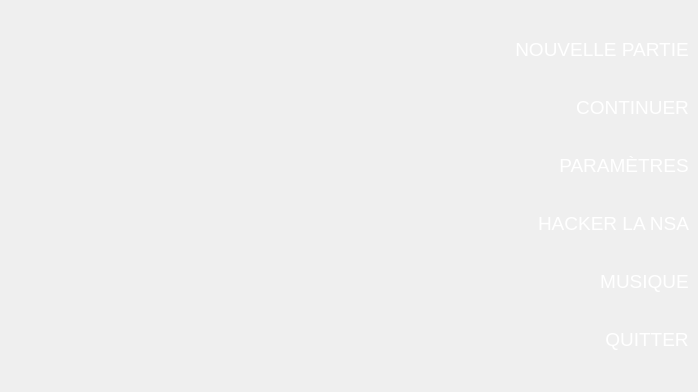
Old version of the form vue/application.ui in the repository mourad1081/LaRevancheDesIndustriels.
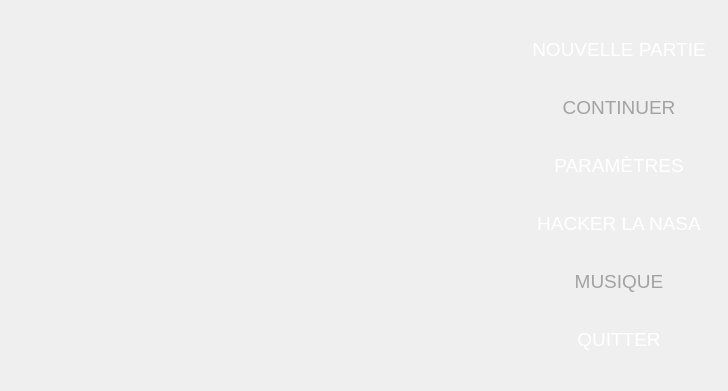
New version of the form. Icons and pictures are not drawn.

Patch:
```diff
--- a/vue/application.ui
+++ b/vue/application.ui
@@ -6,8 +6,8 @@
    <rect>
     <x>0</x>
     <y>0</y>
-    <width>681</width>
-    <height>392</height>
+    <width>728</width>
+    <height>391</height>
    </rect>
   </property>
   <property name="windowTitle">
@@ -74,7 +74,7 @@
        <widget class="QPushButton" name="btnNouvellePartie">
         <property name="minimumSize">
          <size>
-          <width>0</width>
+          <width>200</width>
           <height>0</height>
          </size>
         </property>
@@ -97,6 +97,15 @@
       </item>
       <item alignment="Qt::AlignRight">
        <widget class="QPushButton" name="btnContinuer">
+        <property name="enabled">
+         <bool>false</bool>
+        </property>
+        <property name="minimumSize">
+         <size>
+          <width>200</width>
+          <height>0</height>
+         </size>
+        </property>
         <property name="font">
          <font>
           <pointsize>14</pointsize>
@@ -106,6 +115,9 @@
         <property name="cursor">
          <cursorShape>PointingHandCursor</cursorShape>
         </property>
+        <property name="styleSheet">
+         <string notr="true">color: rgb(162, 162, 162);</string>
+        </property>
         <property name="text">
          <string>CONTINUER</string>
         </property>
@@ -115,7 +127,7 @@
        <widget class="QPushButton" name="btnOptions">
         <property name="minimumSize">
          <size>
-          <width>0</width>
+          <width>200</width>
           <height>0</height>
          </size>
         </property>
@@ -140,7 +152,7 @@
        <widget class="QPushButton" name="btnHackNASA">
         <property name="minimumSize">
          <size>
-          <width>0</width>
+          <width>200</width>
           <height>0</height>
          </size>
         </property>
@@ -157,12 +169,21 @@
          <cursorShape>PointingHandCursor</cursorShape>
         </property>
         <property name="text">
-         <string>HACKER LA NSA</string>
+         <string>HACKER LA NASA</string>
         </property>
        </widget>
       </item>
       <item alignment="Qt::AlignRight">
        <widget class="QPushButton" name="btnMusique">
+        <property name="enabled">
+         <bool>false</bool>
+        </property>
+        <property name="minimumSize">
+         <size>
+          <width>200</width>
+          <height>0</height>
+         </size>
+        </property>
         <property name="font">
          <font>
           <pointsize>14</pointsize>
@@ -172,6 +193,9 @@
         <property name="cursor">
          <cursorShape>PointingHandCursor</cursorShape>
         </property>
+        <property name="styleSheet">
+         <string notr="true">color: rgb(162, 162, 162);</string>
+        </property>
         <property name="text">
          <string>MUSIQUE</string>
         </property>
@@ -181,7 +205,7 @@
        <widget class="QPushButton" name="btnQuitter">
         <property name="minimumSize">
          <size>
-          <width>0</width>
+          <width>200</width>
           <height>0</height>
          </size>
         </property>
```
Left out of the diff: 1 changed line with no effect on the pictures.
